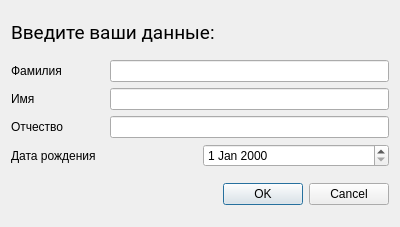
Before: the Qt Designer form userinfowindow.ui in jhlfrfufyfn/TestingApplication, drawn with Qt 5.
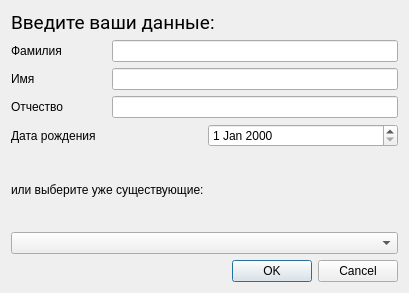
After: the same form once the commit is applied.

What changed in the file:
```diff
--- a/userinfowindow.ui
+++ b/userinfowindow.ui
@@ -6,20 +6,14 @@
    <rect>
     <x>0</x>
     <y>0</y>
-    <width>400</width>
-    <height>227</height>
+    <width>409</width>
+    <height>293</height>
    </rect>
   </property>
-  <property name="sizePolicy">
-   <sizepolicy hsizetype="Fixed" vsizetype="Fixed">
-    <horstretch>0</horstretch>
-    <verstretch>0</verstretch>
-   </sizepolicy>
-  </property>
   <property name="windowTitle">
    <string>Ввод данных</string>
   </property>
-  <layout class="QVBoxLayout" name="verticalLayout_2">
+  <layout class="QVBoxLayout" name="verticalLayout_2" stretch="1,4,1,5,1">
    <item>
     <widget class="QLabel" name="label_5">
      <property name="sizePolicy">
@@ -117,6 +111,16 @@
      </item>
     </layout>
    </item>
+   <item>
+    <widget class="QLabel" name="label_6">
+     <property name="text">
+      <string>или выберите уже существующие:</string>
+     </property>
+    </widget>
+   </item>
+   <item>
+    <widget class="QComboBox" name="comboBox"/>
+   </item>
    <item>
     <widget class="QDialogButtonBox" name="buttonBox">
      <property name="orientation">
```
Left out of the diff: 2 changed lines with no effect on the pictures.
